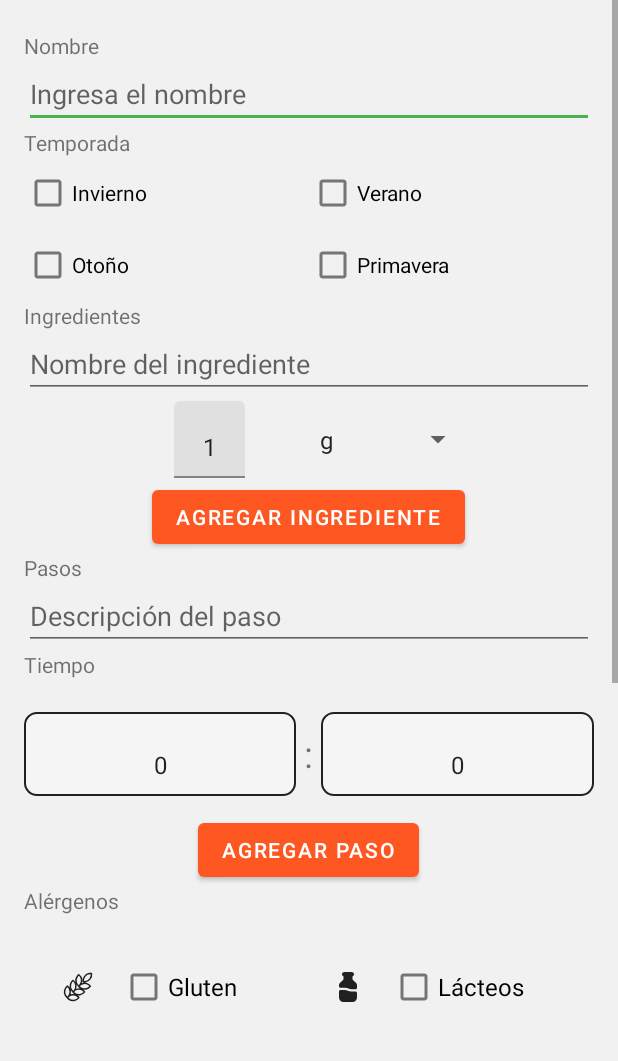
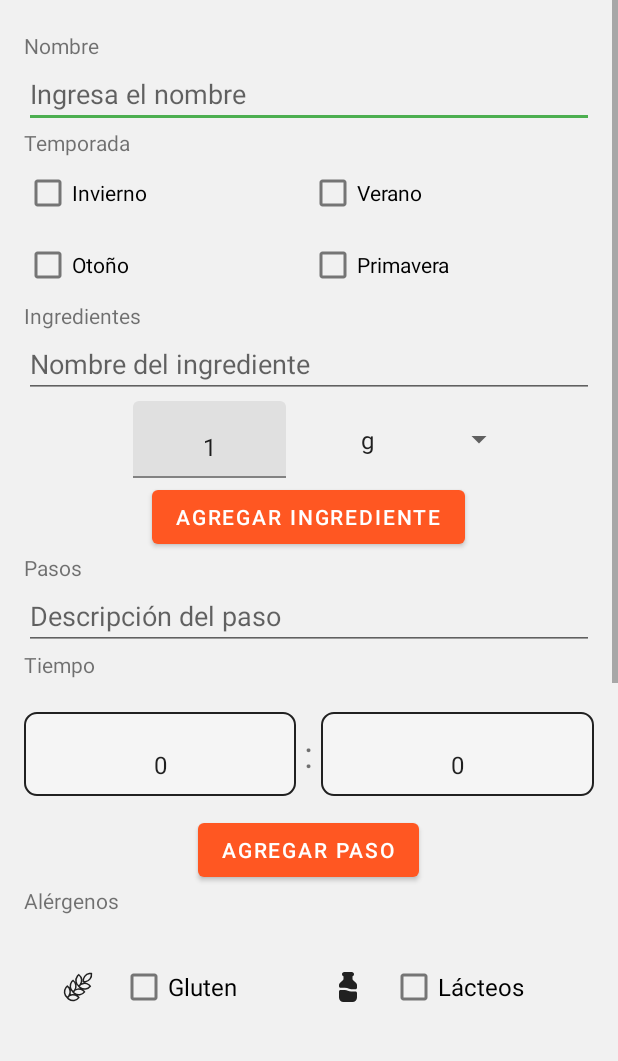
Before and after one commit to davidlucasm81/RecetApp, an Android app: the AddRecetasActivity screen opened directly, with no data from a screen before it, on a phone screen of 412 x 824 dp, the part 173-1234 px from its top. Run offline under Robolectric (Android 15) with nearby library versions, the phone set to English and light mode, and no system bars.

Commit message:
Mayor tamaño para añadir/editar cantidades ingredientes

```diff
--- a/app/src/main/res/layout/activity_add_receta.xml
+++ b/app/src/main/res/layout/activity_add_receta.xml
@@ -142,7 +142,7 @@
                     android:hint="@string/nombre_del_ingrediente"
                     android:importantForAutofill="no"
                     android:inputType="text"
-                    tools:ignore="TouchTargetSizeCheck,VisualLintTextFieldSize" />
+                    tools:ignore="TouchTargetSizeCheck" />
             </LinearLayout>
 
             <LinearLayout
@@ -153,7 +153,7 @@
 
                 <com.google.android.material.textfield.TextInputLayout
                     style="@style/Widget.MaterialComponents.TextInputLayout.FilledBox"
-                    android:layout_width="55dp"
+                    android:layout_width="110dp"
                     android:layout_height="55dp"
                     android:layout_marginStart="16dp"
                     android:paddingStart="4dp"
@@ -163,7 +163,7 @@
 
                     <com.google.android.material.textfield.TextInputEditText
                         android:id="@+id/editTextCantidad"
-                        android:layout_width="wrap_content"
+                        android:layout_width="match_parent"
                         android:layout_height="wrap_content"
                         android:gravity="center_horizontal|center_vertical"
                         android:inputType="number"
--- a/app/src/main/res/layout/activity_editar_receta.xml
+++ b/app/src/main/res/layout/activity_editar_receta.xml
@@ -154,7 +154,7 @@
 
                 <com.google.android.material.textfield.TextInputLayout
                     style="@style/Widget.MaterialComponents.TextInputLayout.FilledBox"
-                    android:layout_width="55dp"
+                    android:layout_width="110dp"
                     android:layout_height="55dp"
                     android:layout_marginStart="16dp"
                     android:paddingStart="4dp"
@@ -164,7 +164,7 @@
 
                     <com.google.android.material.textfield.TextInputEditText
                         android:id="@+id/editTextCantidad"
-                        android:layout_width="wrap_content"
+                        android:layout_width="match_parent"
                         android:layout_height="wrap_content"
                         android:gravity="center_horizontal|center_vertical"
                         android:inputType="number"
```
